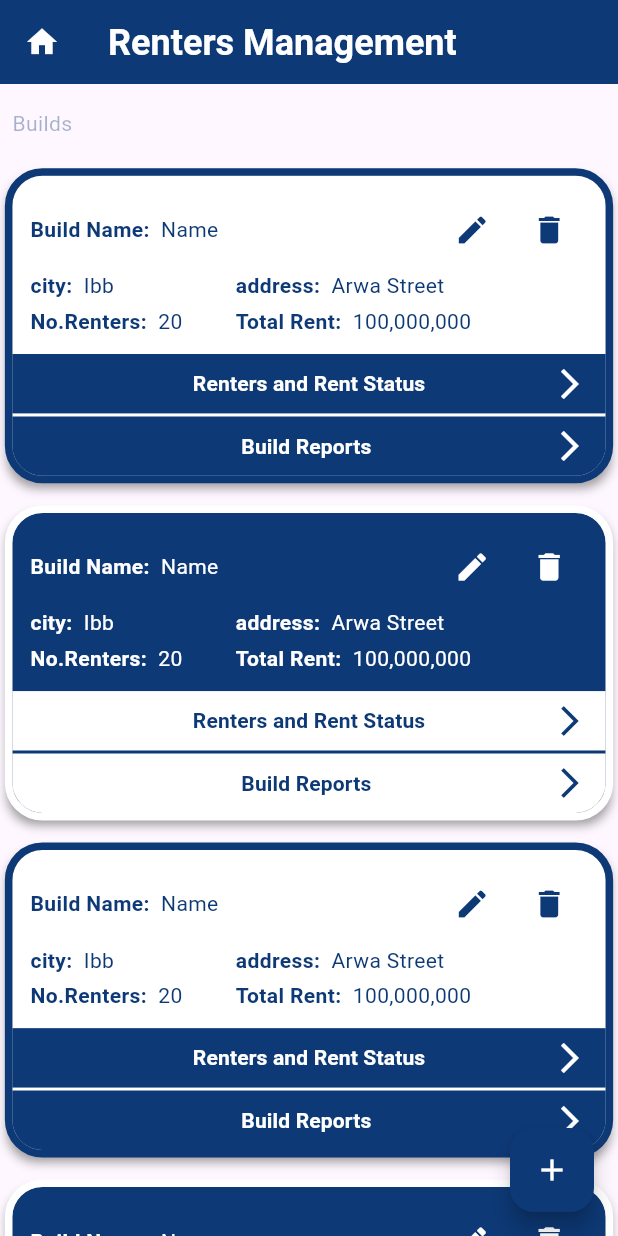
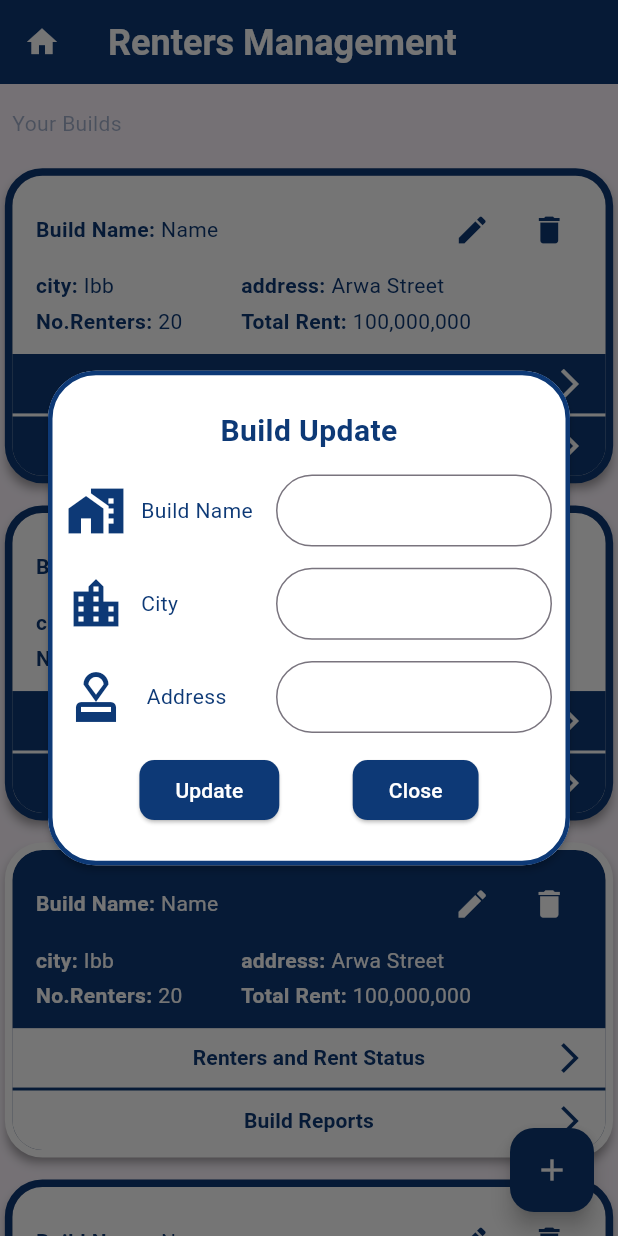
Before and after one commit to ENG-SHEHAB-AL-SAIDI/RentersManagment, a Flutter app: the PhoneHomeView screen opened directly, after a tap on the "edit" icon, on a phone screen of 412 x 824 dp. Run offline on Flutter 3.47's test engine with Material 3 defaults, Android fonts, the phone set to English and light mode, and no system bars; our stand-ins replace get; accounts and stored records are empty.

Commit message:
home view build (add,edit and confirmation cards) and adjest routing from main view to others view

```diff
--- a/renters_management_front_end/analysis_options.yaml
+++ b/renters_management_front_end/analysis_options.yaml
@@ -9,7 +9,7 @@
 # packages, and plugins designed to encourage good coding practices.
 analyzer:
   errors:
-    must_be_immutable: ignore ignore
+    must_be_immutable: ignore
 include: package:flutter_lints/flutter.yaml
 
 linter:
--- a/renters_management_front_end/lib/app/components/custom_text.dart
+++ b/renters_management_front_end/lib/app/components/custom_text.dart
@@ -1,5 +1,6 @@
 // ignore_for_file: must_be_immutable
 import 'package:flutter/material.dart';
+
 import '../globals.dart';
 
 class MainText extends StatelessWidget {
@@ -9,6 +10,7 @@ class MainText extends StatelessWidget {
     this.textColor,
     this.fontSize = 24,
     this.fontWeight = FontWeight.bold,
+    this.textAlign = TextAlign.center,
     this.height,
   }) {
     textColor ??= AppColors.mainTextColor;
@@ -20,6 +22,7 @@ class MainText extends StatelessWidget {
   double fontSize;
   double? height;
   FontWeight fontWeight;
+  TextAlign textAlign;
 
   @override
   Widget build(BuildContext context) {
@@ -31,6 +34,7 @@ class MainText extends StatelessWidget {
         fontWeight: fontWeight,
         height: height,
       ),
+      textAlign: TextAlign.center,
     );
   }
 }
@@ -42,7 +46,8 @@ class SecText extends MainText {
     Color? textColor,
     double? fontSize,
     FontWeight? fontWeight,
-  }) : super(textColor: textColor ?? AppColors.secTextColor,
+  }) : super(
+            textColor: textColor ?? AppColors.secTextColor,
             fontSize: fontSize ?? 14,
             fontWeight: fontWeight ?? FontWeight.normal);
 }
--- /dev/null
+++ b/renters_management_front_end/lib/app/components/pop_up_cards/update_build_card.dart
@@ -0,0 +1,127 @@
+import 'package:flutter/material.dart';
+import 'package:get/get.dart';
+import 'package:renters_management_front_end/app/components/buttons.dart';
+import 'package:renters_management_front_end/app/components/text_field.dart';
+
+import '../../globals.dart';
+import '../custom_text.dart';
+
+class PopUpIUpdateBuildCard extends StatelessWidget {
+  const PopUpIUpdateBuildCard({super.key});
+
+  @override
+  Widget build(BuildContext context) {
+    return Center(
+      child: Padding(
+        padding: const EdgeInsets.all(32.0),
+        child: Hero(
+          tag: "PopUpInsertCard",
+          child: Material(
+            color: AppColors.mainCardColor,
+            elevation: 2,
+            shape: RoundedRectangleBorder(
+              borderRadius: BorderRadius.circular(32),
+              side: BorderSide(
+                color: AppColors.inverseCardColor,
+                width: 3,
+
+              )
+            ),
+            child: SizedBox(
+                height: Get.height * 0.4,
+                width: Get.width,
+                child: SafeArea(
+                    minimum: const EdgeInsets.all(12),
+                    child: Column(
+                      mainAxisAlignment: MainAxisAlignment.spaceEvenly,
+                      children: [
+                        SecText("Build Update",
+                            fontWeight: FontWeight.bold,
+                            fontSize: 20),
+                        Row(
+                          mainAxisAlignment: MainAxisAlignment.spaceBetween,
+                          children: [
+                            Row(
+                              children: [
+                                Icon(
+                                  Icons.home_work_sharp,
+                                  size: 40,
+                                  color: AppColors.inverseIconColor,
+                                ),
+                                const SizedBox(
+                                  width: 10,
+                                ),
+                                SecText("Build Name"),
+                                const SizedBox(
+                                  width: 5,
+                                ),
+                              ],
+                            ),
+                            CustomTextFormField(
+                              width: (Get.width-12)*0.46,
+                            ),
+                          ],
+                        ),
+                        Row(
+                          mainAxisAlignment: MainAxisAlignment.spaceBetween,
+                          children: [
+                            Row(children: [
+                              Icon(
+                                Icons.location_city,
+                                size: 40,
+                                color: AppColors.inverseIconColor,
+                              ),
+                              const SizedBox(
+                                width: 10,
+                              ),
+                              SecText("City"),
+                            ],),
+                            CustomTextFormField(
+                              width: (Get.width-12)*0.46,
+                            ),
+                          ],
+                        ),
+                        Row(
+                          mainAxisAlignment: MainAxisAlignment.spaceBetween,
+                          children: [
+                            Row(
+                              children: [
+                                Icon(
+                                  Icons.approval,
+                                  size: 40,
+                                  color: AppColors.inverseIconColor,
+                                ),
+                                const SizedBox(
+                                  width: 10,
+                                ),
+                                SecText(" Address", ),
+                              ],
+                            ),
+                            CustomTextFormField(
+                              width: (Get.width-12)*0.46,
+                            ),
+                          ],
+                        ),
+                        Row(
+                          mainAxisAlignment: MainAxisAlignment.spaceEvenly,
+                          children: [
+                            CustomButton(
+                              onPress: update,
+                              text: "Update",
+                            ),
+                            CustomButton(
+                              onPress: () => Get.back(),
+                              text: "Close",
+                            ),
+                          ],
+                        )
+                      ],
+                    ))),
+          ),
+        ),
+      ),
+    );
+  }
+
+  void update() {}
+}
--- a/renters_management_front_end/lib/app/components/text_field.dart
+++ b/renters_management_front_end/lib/app/components/text_field.dart
@@ -53,10 +53,10 @@ class CustomTextFormField extends StatelessWidget {
             isDense: true,
             border: const OutlineInputBorder(
                 borderRadius: BorderRadius.all(Radius.circular(30))),
-            icon: Icon(
+            icon: (icon!=null)?Icon(
               icon,
               size: 40,
-            ),
+            ):null,
 
             labelText: labelText,
             suffixIcon:Obx((){
@@ -83,11 +83,11 @@ class CustomTextFormField extends StatelessWidget {
         decoration: InputDecoration(
             isDense: true,
             border: const OutlineInputBorder(
-                borderRadius: BorderRadius.all(Radius.circular(30))),
-            icon: Icon(
+                borderRadius: BorderRadius.all(Radius.circular(25))),
+            icon: (icon!=null)?Icon(
               icon,
               size: 40,
-            ),
+            ):null,
             labelText: labelText,
 
         ),
--- a/renters_management_front_end/lib/app/routes.dart
+++ b/renters_management_front_end/lib/app/routes.dart
@@ -1,6 +1,7 @@
 import 'package:get/get.dart';
 import 'package:renters_management_front_end/app/views/home_view/main_home_view.dart';
 import 'package:renters_management_front_end/app/views/login_view/main_login_view.dart';
+import 'package:renters_management_front_end/app/views/renters_state_view/main_renters_state_view.dart';
 import 'bindings/login_binding.dart';
 
 class AppRoutes {
@@ -15,6 +16,16 @@ class AppRoutes {
       page: ()=>   const HomeView(),
       binding: LoginViewBinding(),
     ),
+    GetPage(
+      name: '/rentersState',
+      page: ()=>   const RentersStateView(),
+      //binding: LoginViewBinding(),
+    ),
+    GetPage(
+      name: '/buildReports',
+      page: ()=>   const RentersStateView(),
+      //binding: LoginViewBinding(),
+    ),
     // Add more routes here
   ];
 }
--- a/renters_management_front_end/lib/app/views/home_view/phone_home_view.dart
+++ b/renters_management_front_end/lib/app/views/home_view/phone_home_view.dart
@@ -5,6 +5,8 @@ import 'package:get/get.dart';
 import 'package:renters_management_front_end/app/components/build_card.dart';
 import 'package:renters_management_front_end/app/components/custom_text.dart';
 import 'package:renters_management_front_end/app/globals.dart';
+
+import '../../components/pop_up_cards/add_build_card.dart';
 
 class PhoneHomeView extends StatelessWidget {
    PhoneHomeView({super.key});
@@ -21,7 +23,9 @@ class PhoneHomeView extends StatelessWidget {
         leading:  Icon(Icons.home,color: AppColors.mainIconColor,),
       ),
       floatingActionButton: FloatingActionButton(
-        onPressed: () {  },
+        onPressed: () {
+          Get.dialog(const PopUpIAddBuildCard());
+        },
         backgroundColor: AppColors.inverseCardColor,
         child:  Icon(Icons.add,color: AppColors.mainIconColor,),
       ),
@@ -33,12 +37,27 @@ class PhoneHomeView extends StatelessWidget {
             crossAxisAlignment: CrossAxisAlignment.start,
             children: [
               SizedBox(height: height*0.01,),
-              SecText("Builds",textColor: AppColors.inverseSecTextColor,),
+              SecText("Your Builds",textColor: AppColors.inverseSecTextColor,),
               SizedBox(height: height*0.03,),
-              for(int i = 0;i<5;i++)...[
-                BuildCard(buildInfo: "buildInfo", height: height*0.16,type: i%2,),
-                SizedBox(height: height*0.03,)
-              ]
+
+              BuildCard(buildInfo: "buildInfo", height: height*0.16,type: 0,),
+              SizedBox(height: height*0.03,),
+
+              BuildCard(buildInfo: "buildInfo", height: height*0.16,type: 0,),
+              SizedBox(height: height*0.03,),
+
+              BuildCard(buildInfo: "buildInfo", height: height*0.16,type: 1,),
+              SizedBox(height: height*0.03,),
+
+              BuildCard(buildInfo: "buildInfo", height: height*0.16,type: 0,),
+              SizedBox(height: height*0.03,),
+
+
+              BuildCard(buildInfo: "buildInfo", height: height*0.16,type: 1,),
+              SizedBox(height: height*0.03,),
+
+              BuildCard(buildInfo: "buildInfo", height: height*0.16,type: 1,),
+              SizedBox(height: height*0.03,),
             ],
           ),
         )
```
Also changed, not shown: renters_management_front_end/lib/app/components/build_card.dart (+30 -11 lines), renters_management_front_end/lib/app/components/pop_up_cards/add_build_card.dart (added, +127 -0 lines), renters_management_front_end/lib/app/components/pop_up_cards/delete_confirmation_message_card.dart (added, +76 -0 lines), renters_management_front_end/lib/app/views/build_reports_view/main_build_reports_view.dart (added, +24 -0 lines), renters_management_front_end/lib/app/views/renters_state_view/main_renters_state_view.dart (added, +24 -0 lines), renters_management_front_end/lib/app/models/structures/build_structure.dart (added).
